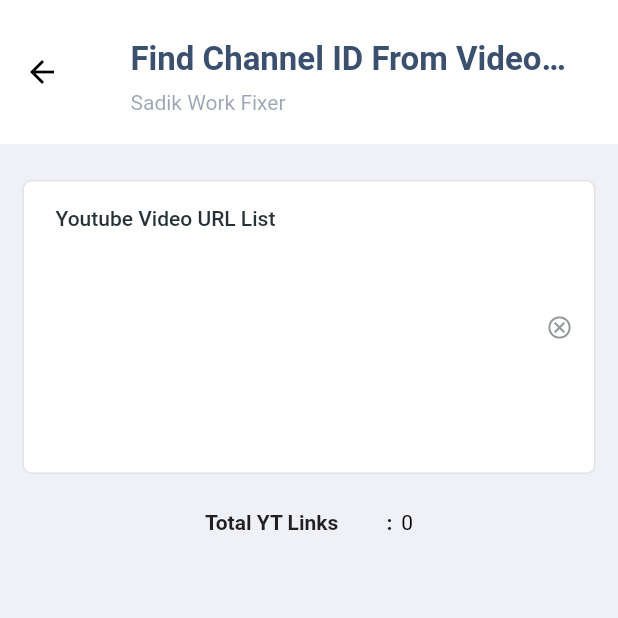
After one commit to sadik5397/sadik_work_fixer, a Flutter app: the screen it shows after launch, after a tap on "Find Channel", on a phone screen of 412 x 824 dp, the top half of it. The commit adds this screen. Run offline on Flutter 3.47's test engine with Material 2 defaults, Android fonts, the light colour scheme and no system bars; our stand-ins replace get, quickalert.

Commit message:
Added Find Channel

```diff
--- /dev/null
+++ b/lib/find_hannel.dart
@@ -0,0 +1,81 @@
+import 'package:flutter/material.dart';
+import 'package:sadik_work_fixer/others/colors.dart';
+import 'package:sadik_work_fixer/others/data_table.dart';
+
+import 'others/api.dart';
+import 'others/button.dart';
+import 'others/data_tile.dart';
+import 'others/heading.dart';
+import 'others/padding.dart';
+import 'others/text_field.dart';
+
+class FindChannel extends StatefulWidget {
+  const FindChannel({Key? key}) : super(key: key);
+
+  @override
+  State<FindChannel> createState() => _FindChannelState();
+}
+
+class _FindChannelState extends State<FindChannel> {
+  TextEditingController youTubeUrlListController = TextEditingController();
+  bool searchIsLoading = false;
+  bool dataBaseCreated = false;
+  int totalYouTubeVideoLength = 0;
+  List<String> youTubeVideoList = [];
+  List<String> channelName = [];
+  List<String> jobStatusList = [];
+  int progress = 0;
+
+  Future<void> createDataTable() async {
+    youTubeVideoList = youTubeUrlListController.text.split("\n");
+    channelName = List.generate(youTubeVideoList.length, (index) => '---');
+    jobStatusList = List.generate(youTubeVideoList.length, (index) => 'PENDING');
+    setState(() => dataBaseCreated = true);
+    for (int i = 0; i < totalYouTubeVideoLength; i++) {
+      dynamic searchResult = await API.findChannel(url: youTubeVideoList[i]);
+      if (searchResult != null) {
+        setState(() {
+          jobStatusList[i] = "SUCCESS";
+          channelName[i] = searchResult.toString();
+        });
+      } else {
+        setState(() => jobStatusList[i] = "FAILED");
+      }
+    }
+    setState(() => progress++);
+  }
+
+  @override
+  Widget build(BuildContext context) {
+    return Scaffold(
+        appBar: AppBar(toolbarHeight: MyPadding.value * 8, title: const Heading(title: "Find Channel ID From Video Link")),
+        body: Padding(
+            padding: MyPadding.primaryAndQrt.copyWith(top: MyPadding.value * 2),
+            child: Column(children: [
+              MyTextField.primary(
+                  labelText: "Youtube Video URL List",
+                  controller: youTubeUrlListController,
+                  maxLines: 10,
+                  keyboardType: TextInputType.multiline,
+                  onChanged: (value) => setState(() => totalYouTubeVideoLength = value.split("\n").length)),
+              DataTile.one(title: "Total YT Links", value: totalYouTubeVideoLength.toString()),
+              if (totalYouTubeVideoLength > 0)
+                MyButton.primary(
+                    margin: MyPadding.top * 2,
+                    isLoading: searchIsLoading,
+                    label: "Initiate Search",
+                    onTap: () async {
+                      setState(() => searchIsLoading = true);
+                      await createDataTable();
+                      setState(() => searchIsLoading = false);
+                    }),
+              if (dataBaseCreated)
+                Padding(padding: MyPadding.primary * 2, child: LinearProgressIndicator(value: progress / totalYouTubeVideoLength, minHeight: 12, color: MyColor.success, backgroundColor: MyColor.off)),
+              if (dataBaseCreated)
+                MyDataTable.place(
+                    dataTable: MyDataTable.table(
+                        header: ["Youtube Link", "Status", "Result"],
+                        rows: List.generate(youTubeVideoList.length, (index) => MyDataTable.row(index: index, values: [youTubeVideoList[index], jobStatusList[index], channelName[index]]))))
+            ])));
+  }
+}
--- a/lib/others/api.dart
+++ b/lib/others/api.dart
@@ -11,7 +11,7 @@ class API {
   static dynamic findVideo({required String url}) async {
     try {
       PRINT({"url": url}.toString(), title: 'header');
-      var response = await http.get(Uri.parse("${baseUrl}read"), headers: {"url": '$url'});
+      var response = await http.get(Uri.parse("${baseUrl}read"), headers: {"url": url});
       Map result = jsonDecode(response.body);
       PRINT(result.toString(), title: "${baseUrl}read");
       if (response.statusCode == 200) {
@@ -31,7 +31,7 @@ class API {
     try {
       PRINT({"new_url": url, "post_id": postId}.toString(), title: 'header');
       var response = await http.get(Uri.parse("${baseUrl}update"), headers: {"new_url": url, "post_id": postId});
-      dynamic result = response.body;
+      Map result = jsonDecode(response.body);
       PRINT(result.toString(), title: "${baseUrl}update");
       if (response.statusCode == 200) {
         return result;
@@ -45,4 +45,27 @@ class API {
       return null;
     }
   }
+
+  static dynamic findChannel({required String url}) async {
+    try {
+      PRINT({"url": url}.toString(), title: 'header');
+      var response = await http.post(Uri.parse("https://ytlarge.com/youtube/channel-id-finder/channel-id-finder"), headers: {"Accept" : "*/*"}, body: {"v": url});
+      String result = response.body
+          .toString()
+          .split("target='_blank'><img width='40' height='40' src='https://yt3.ggpht"
+              ".com/-pk8ySQUzEX2pcGL9arIQmadaSEpj6AEHTvM_c8R1jajOnRSoG6BDXLrn1l6PSjJFMmv32GsBWw=s240-c-k-c0x00ffffff-no-rj'/> <b>")[1]
+          .split(" </b>")[0];
+      PRINT(result.toString(), title: "https://ytlarge.com/youtube/channel-id-finder/channel-id-finder");
+      if (response.statusCode == 200) {
+        return result;
+      } else {
+        // Show.error(label: result.toString());
+        return null;
+      }
+    } on Exception catch (e) {
+      PRINT(e.toString(), title: "https://ytlarge.com/youtube/channel-id-finder/channel-id-finder");
+      Show.error(label: e.toString());
+      return null;
+    }
+  }
 }
--- a/lib/others/data_table.dart
+++ b/lib/others/data_table.dart
@@ -32,7 +32,9 @@ class MyDataTable {
                           ? MyColor.warning
                           : text == "FAILED" || text == "NOT FOUND"
                               ? MyColor.danger
-                              : null))));
+                              : text == "S.a. Sadik Portfolio"
+                                  ? Colors.grey.shade200
+                                  : null))));
 
   static DataRow row({required int index, required List<String> values, void Function()? action, IconData? actionIcon, String? iconToolTip}) => DataRow(
       color: MaterialStatePropertyAll(index.isEven ? MyColor.dataTableRowBackgroundB : MyColor.dataTableRowBackgroundA),
--- a/lib/single.dart
+++ b/lib/single.dart
@@ -1,5 +1,6 @@
 import 'package:flutter/material.dart';
 import 'package:get/get.dart';
+import 'package:sadik_work_fixer/find_hannel.dart';
 import 'package:sadik_work_fixer/multi.dart';
 import 'package:sadik_work_fixer/others/console.dart';
 
@@ -33,7 +34,10 @@ class _SadikWorkDataBaseFixerState extends State<SadikWorkDataBaseFixer> {
         appBar: AppBar(
             toolbarHeight: MyPadding.value * 8,
             title: const Heading(title: "SADIK.WORK Video Database Fixer", subtitle: "Replace the google drive video URL with youtube url from this platform."),
-            actions: [MyButton.outline(margin: MyPadding.right * 2, icon: Icons.repeat_rounded, label: "Multiple", onTap: () => Get.to(() => const SadikWorkDataBaseMultiFixer()))]),
+            actions: [
+              MyButton.outline(margin: MyPadding.right * 2, icon: Icons.repeat_rounded, label: "Find Channel", onTap: () => Get.to(() => const FindChannel())),
+              MyButton.outline(margin: MyPadding.right * 2, icon: Icons.repeat_rounded, label: "Multiple", onTap: () => Get.to(() => const SadikWorkDataBaseMultiFixer()))
+            ]),
         body: Padding(
             padding: MyPadding.primaryAndQrt.copyWith(top: MyPadding.value * 2),
             child: Column(children: [
```
